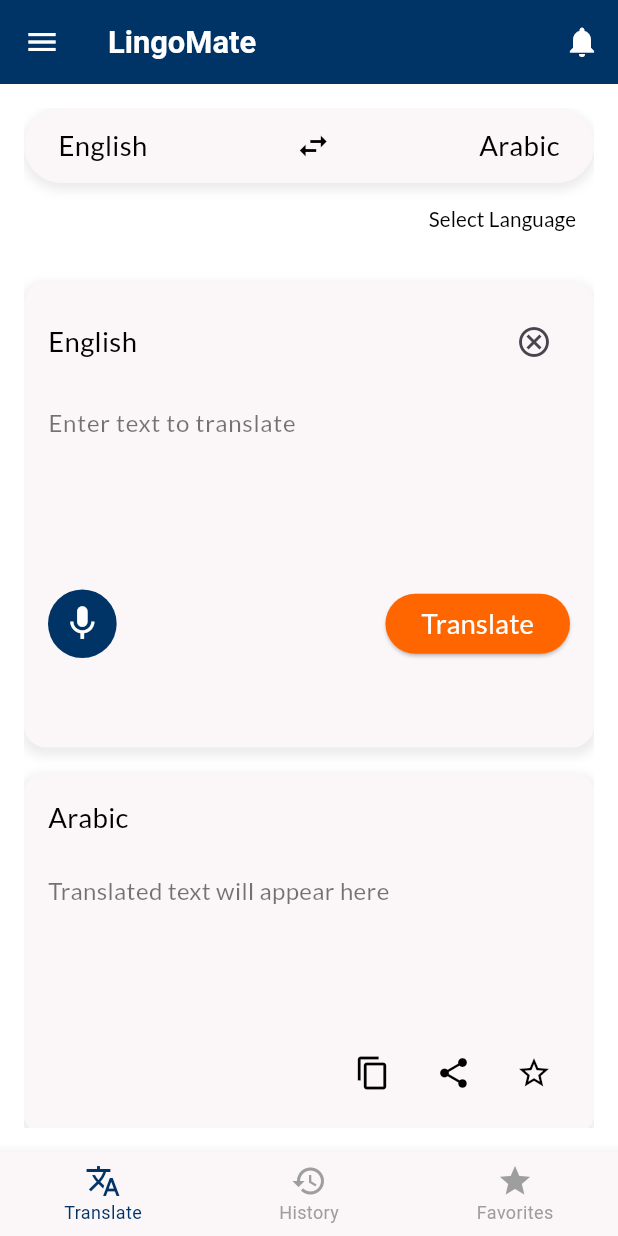
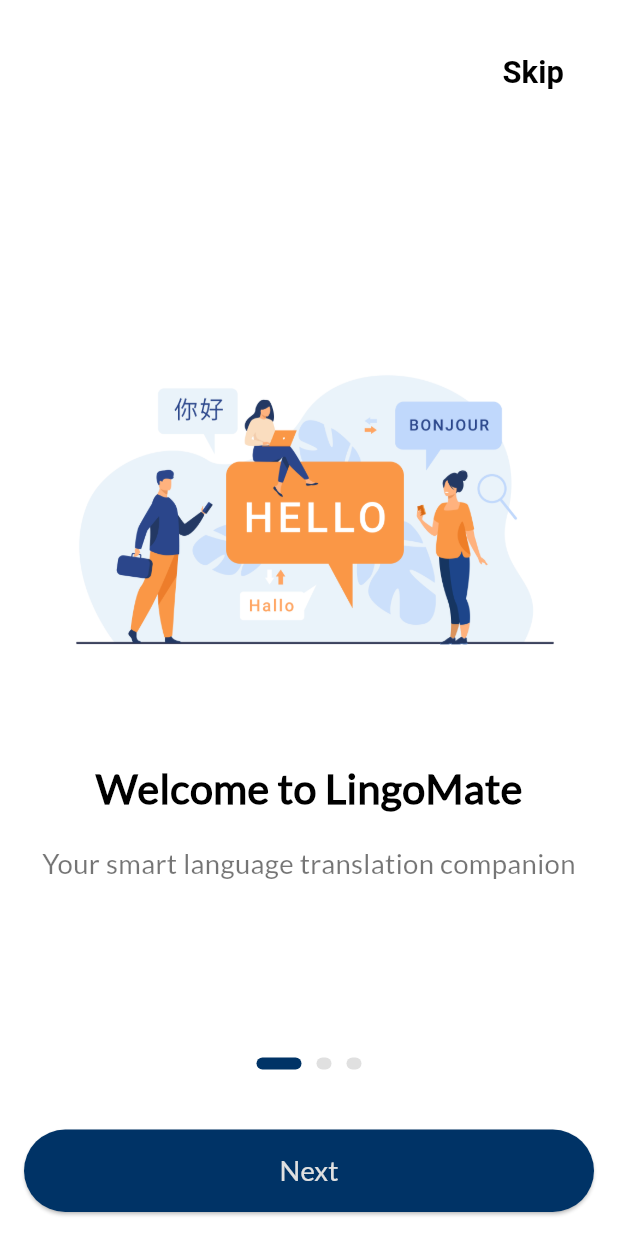
Before and after one commit to romisaa5/LingoMate, a Flutter app: the screen it shows after launch, on a phone screen of 412 x 824 dp. Run offline on Flutter 3.47's test engine with Material 3 defaults, Android fonts, the phone set to English and light mode, and no system bars; our stand-ins replace dio, flutter_screenutil, go_router, retrofit, shared_preferences; generated files the repository leaves out were written again.

Commit message:
Completed the onboarding screen design

```diff
--- a/lib/core/utils/routes/app_router.dart
+++ b/lib/core/utils/routes/app_router.dart
@@ -4,10 +4,12 @@
 import 'package:google_transalate/features/home/presentation/widgets/about_page.dart';
 import 'package:google_transalate/features/home/presentation/widgets/contact_page.dart';
 import 'package:google_transalate/features/home/presentation/widgets/feedback_page.dart';
+import 'package:google_transalate/features/onboarding/presentation/ui/views/onboarding_screen.dart';
 import 'package:google_transalate/features/splash/splash_view.dart';
 
 class AppRouter {
   static const String splash = '/splash';
+  static const String onboard= '/onboard';
   static const String home = '/home';
   static const String feedback = '/feedback';
   static const String about = '/about';
@@ -18,6 +20,7 @@
     initialLocation: splash,
     routes: [
       GoRoute(path: splash, builder: (context, state) => SplashView()),
+      GoRoute(path: onboard, builder: (context, state) => OnboardingScreen()),
       GoRoute(path: home, builder: (context, state) => HomeView()),
       GoRoute(path: about, builder: (context, state) => AboutPage()),
       GoRoute(path: contact, builder: (context, state) => ContactPage()),
--- a/lib/features/home/presentation/views/transalte_view.dart
+++ b/lib/features/home/presentation/views/transalte_view.dart
@@ -19,7 +19,7 @@
             children: [
               SelectLangauge(),
               TransalteContainer(),
-              ResultContainer(),
+              ResultContainer(result: 'Translated text will appear here'),
             ],
           ),
         ),
--- a/lib/features/home/presentation/widgets/result_container.dart
+++ b/lib/features/home/presentation/widgets/result_container.dart
@@ -1,11 +1,13 @@
 import 'package:flutter/material.dart';
+import 'package:flutter/services.dart';
 import 'package:flutter_screenutil/flutter_screenutil.dart';
+import 'package:google_transalate/core/errors/custom_snackbar.dart';
 import 'package:google_transalate/core/theme/app_colors.dart';
 import 'package:google_transalate/core/theme/text_theme.dart';
 
 class ResultContainer extends StatelessWidget {
-  const ResultContainer({super.key});
-
+  const ResultContainer({super.key, required this.result});
+  final String result;
   @override
   Widget build(BuildContext context) {
     return Container(
@@ -36,10 +38,8 @@
             ),
           ),
           Text(
-            'Translated text will appear here',
-            style: Styles.textStyle14.copyWith(
-              color: Colors.black54,
-            ),
+            result,
+            style: Styles.textStyle14.copyWith(color: Colors.black54),
           ),
           const Spacer(),
           Row(
@@ -49,7 +49,11 @@
               IconButton(
                 icon: const Icon(Icons.copy, color: Colors.black),
                 onPressed: () {
-                  // Implement copy functionality
+                  Clipboard.setData(ClipboardData(text: result));
+                  showDoneSnackBar(
+                    context: context,
+                    message: 'Text copied to clipboard',
+                  );
                 },
               ),
               IconButton(
@@ -66,7 +70,6 @@
               ),
             ],
           ),
-
         ],
       ),
     );
--- /dev/null
+++ b/lib/features/onboarding/models/onboarding_model.dart
@@ -0,0 +1,11 @@
+class OnboardingContent {
+  final String image;
+  final String title;
+  final String subtitle;
+
+  OnboardingContent({
+    required this.image,
+    required this.title,
+    required this.subtitle,
+  });
+}
--- /dev/null
+++ b/lib/features/onboarding/presentation/ui/views/onboarding_screen.dart
@@ -0,0 +1,138 @@
+import 'package:flutter/material.dart';
+import 'package:flutter_screenutil/flutter_screenutil.dart';
+import 'package:go_router/go_router.dart';
+import 'package:google_transalate/core/theme/app_colors.dart';
+import 'package:google_transalate/core/theme/text_theme.dart';
+import 'package:google_transalate/core/utils/routes/app_router.dart';
+import 'package:google_transalate/features/onboarding/models/onboarding_model.dart';
+import 'package:shared_preferences/shared_preferences.dart';
+
+class OnboardingScreen extends StatefulWidget {
+  const OnboardingScreen({super.key});
+
+  @override
+  State<OnboardingScreen> createState() => _OnboardingScreenState();
+}
+
+class _OnboardingScreenState extends State<OnboardingScreen> {
+  final PageController _controller = PageController();
+  int _currentIndex = 0;
+
+  final List<OnboardingContent> _content = [
+    OnboardingContent(
+      image: 'assets/images/img1.jpg',
+      title: 'Welcome to LingoMate',
+      subtitle: 'Your smart language translation companion',
+    ),
+    OnboardingContent(
+      image: 'assets/images/img2.jpg',
+      title: 'Fast & Accurate Translation',
+      subtitle: 'Instantly translate over 100+ languages',
+    ),
+    OnboardingContent(
+      image: 'assets/images/img3.jpg',
+      title: 'Start Exploring',
+      subtitle: 'Let’s begin your journey with LingoMate!',
+    ),
+  ];
+
+  void _nextPage() async {
+    if (_currentIndex < _content.length - 1) {
+      _controller.nextPage(
+        duration: const Duration(milliseconds: 300),
+        curve: Curves.easeInOut,
+      );
+    } else {
+      final prefs = await SharedPreferences.getInstance();
+      await prefs.setBool('onboarding_completed', true);
+      GoRouter.of(context).go(AppRouter.home);
+    }
+  }
+
+  @override
+  Widget build(BuildContext context) {
+    return Scaffold(
+      backgroundColor: Colors.white,
+      body: PageView.builder(
+        controller: _controller,
+        itemCount: _content.length,
+        onPageChanged: (index) => setState(() => _currentIndex = index),
+        itemBuilder: (context, index) {
+          final item = _content[index];
+          return Padding(
+            padding: const EdgeInsets.all(24.0),
+            child: Column(
+              spacing: 15.h,
+              mainAxisAlignment: MainAxisAlignment.start,
+              children: [
+                Align(
+                  alignment: Alignment.bottomRight,
+                  child: TextButton(
+                    onPressed: () async {
+                      final prefs = await SharedPreferences.getInstance();
+                      await prefs.setBool('onboarding_completed', true);
+                      GoRouter.of(context).go(AppRouter.home);
+                    },
+
+                    child: Text(
+                      _currentIndex == _content.length - 1 ? 'Done' : 'Skip',
+                      style: Styles.textStyle18.copyWith(color: Colors.black),
+                    ),
+                  ),
+                ),
+                Spacer(),
+                Image.asset(item.image, height: 300),
+                Text(
+                  item.title,
+                  style: Styles.textStyle24.copyWith(color: Colors.black),
+                ),
+                Text(
+                  item.subtitle,
+                  textAlign: TextAlign.center,
+                  style: Styles.textStyle16.copyWith(color: Colors.black54),
+                ),
+                Spacer(),
+                Row(
+                  mainAxisAlignment: MainAxisAlignment.center,
+                  children: List.generate(
+                    _content.length,
+                    (index) => AnimatedContainer(
+                      duration: const Duration(milliseconds: 300),
+                      margin: const EdgeInsets.symmetric(horizontal: 5),
+                      width: _currentIndex == index ? 30 : 10,
+                      height: 8,
+                      decoration: BoxDecoration(
+                        color:
+                            _currentIndex == index
+                                ? AppColors.primary
+                                : Colors.grey[300],
+                        borderRadius: BorderRadius.circular(10),
+                      ),
+                    ),
+                  ),
+                ),
+              ],
+            ),
+          );
+        },
+      ),
+      bottomNavigationBar: Padding(
+        padding: const EdgeInsets.all(16.0),
+        child: SizedBox(
+          height: 55,
+          child: ElevatedButton(
+            style: ElevatedButton.styleFrom(
+              backgroundColor: AppColors.primary,
+              foregroundColor: Colors.white,
+            ),
+            onPressed: _nextPage,
+            child: Text(
+              _currentIndex == _content.length - 1 ? 'Get Started' : 'Next',
+              style: Styles.textStyle16,
+            ),
+          ),
+        ),
+      ),
+    );
+  }
+}
--- a/lib/main.dart
+++ b/lib/main.dart
@@ -4,6 +4,7 @@
 
 
 void main() {
+  WidgetsFlutterBinding.ensureInitialized();
   runApp(const LingoMateApp());
 }
 
```
Also changed, not shown: lib/core/errors/custom_snackbar.dart (added, +50 -0 lines), lib/core/helper/extentions.dart (added, +12 -0 lines), lib/core/utils/repo/api_services.dart (+24 -0 lines), lib/features/home/data/models/translation_model.dart (added, +35 -0 lines), lib/features/home/data/repositories/translation_repository.dart (added, +22 -0 lines), lib/features/splash/splash_view.dart (+13 -5 lines), pubspec.yaml (+11 -0 lines), assets/images/img1.jpg (added), assets/images/img2.jpg (added), assets/images/img3.jpg (added), lib/core/utils/repo/api_services.g.dart (added), pubspec.lock, 2 other files.
